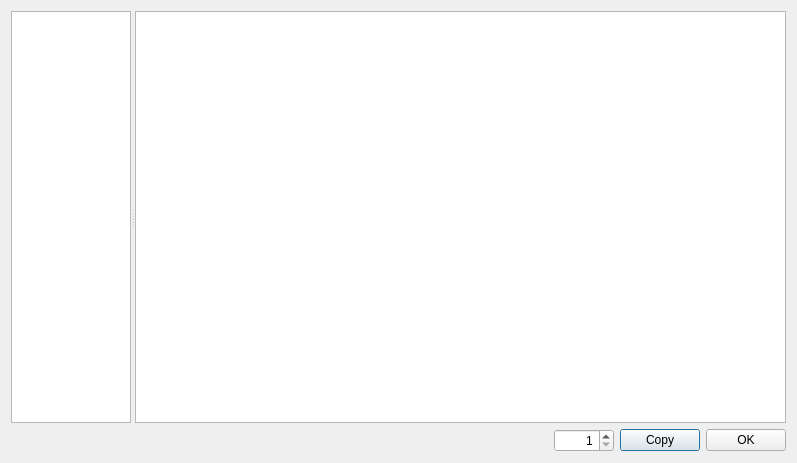
Old version of the form dialogshowdata.ui in the repository horsicq/FormatDialogs.
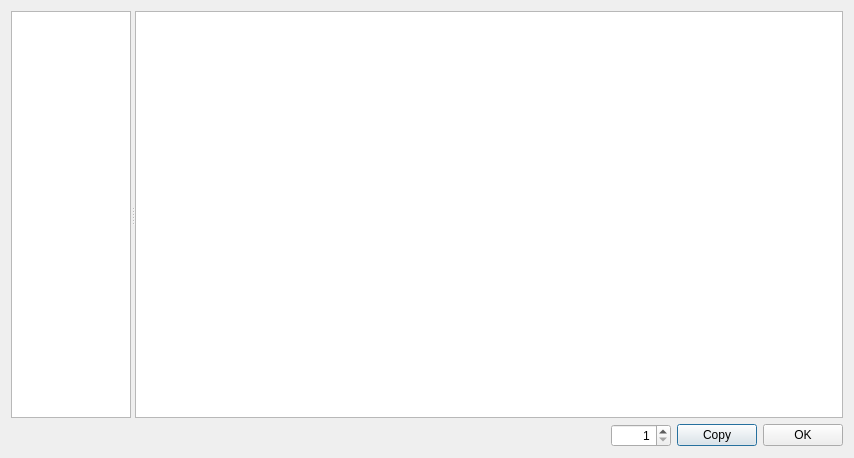
New version of the form.

What changed in the file:
```diff
--- a/dialogshowdata.ui
+++ b/dialogshowdata.ui
@@ -9,8 +9,8 @@
    <rect>
     <x>0</x>
     <y>0</y>
-    <width>797</width>
-    <height>463</height>
+    <width>854</width>
+    <height>458</height>
    </rect>
   </property>
   <property name="windowTitle">
```
